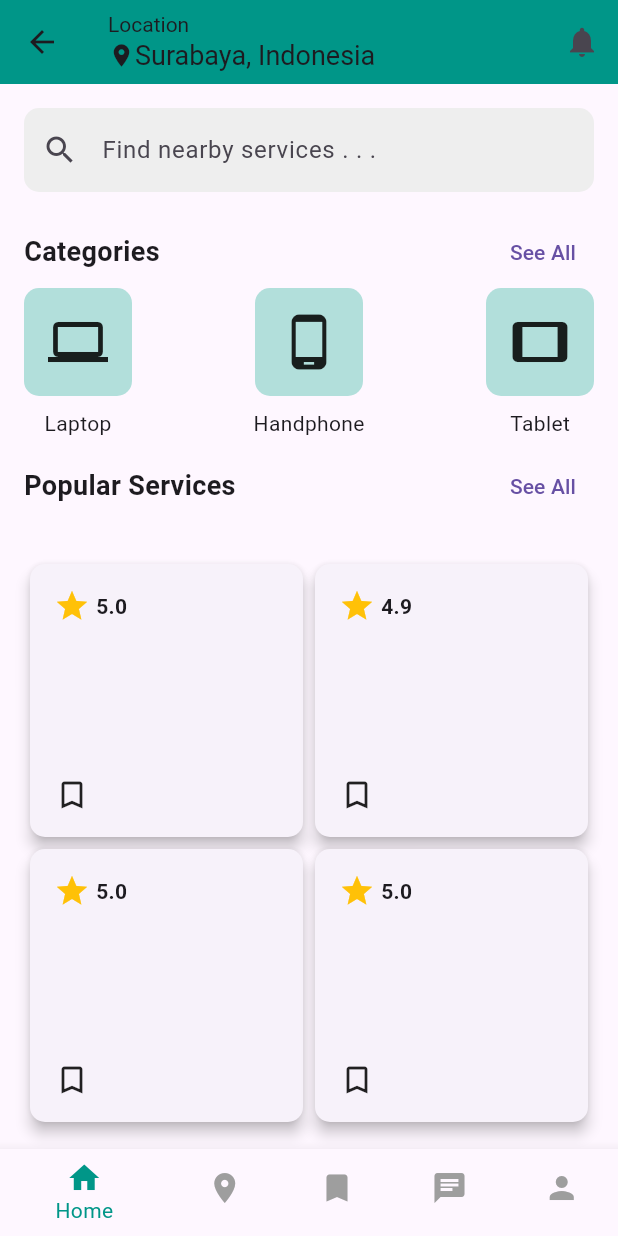
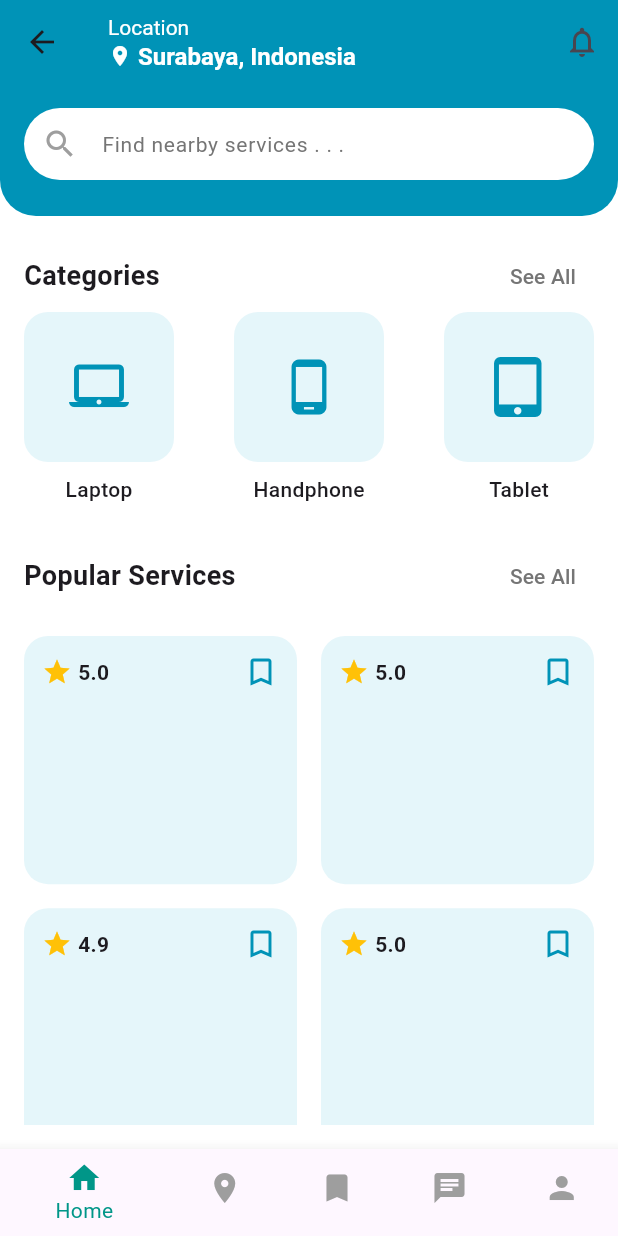
Before and after one commit to FebryDwiCahyo/reparin-mobile, a Flutter app: the HomeView screen opened by its route, on a phone screen of 412 x 824 dp. Run offline on Flutter 3.47's test engine with Material 3 defaults, Android fonts, the phone set to English and light mode, and no system bars; our stand-ins replace get, image_picker.

Commit message:
Minor change on dashboard UI.

```diff
--- a/lib/app/modules/home/views/home_view.dart
+++ b/lib/app/modules/home/views/home_view.dart
@@ -1,5 +1,4 @@
 import 'package:flutter/material.dart';
-
 import 'package:get/get.dart';
 import 'package:reparin_mobile/app/modules/navbar/views/navbar_view.dart';
 import '../controllers/home_controller.dart';
@@ -10,24 +9,40 @@ class HomeView extends GetView<HomeController> {
   @override
   Widget build(BuildContext context) {
     return Scaffold(
+      backgroundColor: Colors.white,
       appBar: AppBar(
         elevation: 0,
-        backgroundColor: Colors.teal,
+        backgroundColor: const Color(0xFF0093B7),
         title: Column(
           crossAxisAlignment: CrossAxisAlignment.start,
           children: [
-            const Text('Location', style: TextStyle(fontSize: 14)),
+            const Text(
+              'Location',
+              style: TextStyle(
+                fontSize: 14,
+                color: Colors.white,
+                fontWeight: FontWeight.normal,
+              ),
+            ),
             Row(
               children: const [
-                Icon(Icons.location_on, size: 18),
-                Text('Surabaya, Indonesia', style: TextStyle(fontSize: 18)),
+                Icon(Icons.location_on, size: 16, color: Colors.white),
+                SizedBox(width: 4),
+                Text(
+                  'Surabaya, Indonesia',
+                  style: TextStyle(
+                    fontSize: 16,
+                    color: Colors.white,
+                    fontWeight: FontWeight.bold,
+                  ),
+                ),
               ],
             ),
           ],
         ),
         actions: [
           IconButton(
-            icon: const Icon(Icons.notifications),
+            icon: const Icon(Icons.notifications_outlined),
             onPressed: () {},
           ),
         ],
@@ -35,131 +50,190 @@ class HomeView extends GetView<HomeController> {
       body: Column(
         crossAxisAlignment: CrossAxisAlignment.start,
         children: [
-          // Search bar
-          Padding(
-            padding: const EdgeInsets.all(16.0),
+          Container(
+            padding: const EdgeInsets.only(
+              left: 16,
+              right: 16,
+              top: 16,
+              bottom: 24,
+            ),
+            decoration: const BoxDecoration(
+              color: Color(0xFF0093B7),
+              borderRadius: BorderRadius.only(
+                bottomLeft: Radius.circular(24),
+                bottomRight: Radius.circular(24),
+              ),
+            ),
             child: TextField(
               decoration: InputDecoration(
                 hintText: 'Find nearby services . . .',
-                prefixIcon: const Icon(Icons.search),
+                hintStyle: TextStyle(
+                  color: Colors.grey[600],
+                  fontSize: 14,
+                ),
+                prefixIcon: const Icon(Icons.search, color: Colors.grey),
                 border: OutlineInputBorder(
-                  borderRadius: BorderRadius.circular(10),
+                  borderRadius: BorderRadius.circular(30),
                   borderSide: BorderSide.none,
                 ),
                 filled: true,
-                fillColor: Colors.grey[200],
+                fillColor: Colors.white,
+                contentPadding: const EdgeInsets.symmetric(vertical: 12),
               ),
             ),
           ),
-
-          // Categories Section
+          const SizedBox(height: 16),
           Padding(
-            padding: const EdgeInsets.symmetric(horizontal: 16.0),
+            padding: const EdgeInsets.symmetric(horizontal: 16),
             child: Row(
               mainAxisAlignment: MainAxisAlignment.spaceBetween,
               children: [
-                const Text('Categories',
-                    style:
-                        TextStyle(fontSize: 18, fontWeight: FontWeight.bold)),
-                TextButton(onPressed: () {}, child: const Text('See All')),
+                const Text(
+                  'Categories',
+                  style: TextStyle(
+                    fontSize: 18,
+                    fontWeight: FontWeight.bold,
+                  ),
+                ),
+                TextButton(
+                  onPressed: () {},
+                  child: Text(
+                    'See All',
+                    style: TextStyle(
+                      color: Colors.grey[600],
+                      fontSize: 14,
+                    ),
+                  ),
+                ),
               ],
             ),
           ),
           Padding(
-            padding: const EdgeInsets.symmetric(horizontal: 16.0),
+            padding: const EdgeInsets.symmetric(horizontal: 16),
             child: Row(
               mainAxisAlignment: MainAxisAlignment.spaceBetween,
               children: [
-                _buildCategoryCard(context, 'Laptop', Icons.laptop),
-                _buildCategoryCard(context, 'Handphone', Icons.phone_android),
-                _buildCategoryCard(context, 'Tablet', Icons.tablet),
+                _buildCategoryCard('Laptop', Icons.laptop_mac),
+                _buildCategoryCard('Handphone', Icons.phone_android),
+                _buildCategoryCard('Tablet', Icons.tablet_mac),
               ],
             ),
           ),
-
-          // Popular Services Section
+          const SizedBox(height: 24),
           Padding(
-            padding:
-                const EdgeInsets.symmetric(horizontal: 16.0, vertical: 8.0),
+            padding: const EdgeInsets.symmetric(horizontal: 16),
             child: Row(
               mainAxisAlignment: MainAxisAlignment.spaceBetween,
               children: [
-                const Text('Popular Services',
-                    style:
-                        TextStyle(fontSize: 18, fontWeight: FontWeight.bold)),
-                TextButton(onPressed: () {}, child: const Text('See All')),
+                const Text(
+                  'Popular Services',
+                  style: TextStyle(
+                    fontSize: 18,
+                    fontWeight: FontWeight.bold,
+                  ),
+                ),
+                TextButton(
+                  onPressed: () {},
+                  child: Text(
+                    'See All',
+                    style: TextStyle(
+                      color: Colors.grey[600],
+                      fontSize: 14,
+                    ),
+                  ),
+                ),
               ],
             ),
           ),
           Expanded(
+            child: Padding(
+              padding: const EdgeInsets.all(16),
               child: GridView.count(
                 crossAxisCount: 2,
-              padding: const EdgeInsets.all(16.0),
+                mainAxisSpacing: 16,
+                crossAxisSpacing: 16,
+                childAspectRatio: 1.1,
                 children: [
-                _buildPopularServiceCard(context, rating: 5.0),
-                _buildPopularServiceCard(context, rating: 4.9),
-                _buildPopularServiceCard(context, rating: 5.0),
-                _buildPopularServiceCard(context, rating: 5.0),
+                  _buildServiceCard(5.0),
+                  _buildServiceCard(5.0),
+                  _buildServiceCard(4.9),
+                  _buildServiceCard(5.0),
                 ],
+              ),
             ),
           ),
         ],
       ),
-      bottomNavigationBar:
-          const CustomBottomNavigationBar(), // Use Custom BottomNavigationBar here
+      bottomNavigationBar: const CustomBottomNavigationBar(), // Kept the original custom navigation bar
     );
   }
 
-  // Widget for category card
-  Widget _buildCategoryCard(BuildContext context, String title, IconData icon) {
-    return GestureDetector(
-      onTap: () {},
-      child: Column(
+  Widget _buildCategoryCard(String title, IconData icon) {
+    return Column(
       children: [
         Container(
+          width: 100,
+          height: 100,
           decoration: BoxDecoration(
-              color: Colors.teal.shade100,
-              borderRadius: BorderRadius.circular(10),
+            color: const Color(0xFFE5F6FA),
+            borderRadius: BorderRadius.circular(16),
           ),
-            padding: const EdgeInsets.all(16),
-            child: Icon(icon, size: 40),
+          child: Icon(
+            icon,
+            size: 40,
+            color: const Color(0xFF0093B7),
+          ),
         ),
         const SizedBox(height: 8),
-          Text(title),
+        Text(
+          title,
+          style: const TextStyle(
+            fontSize: 14,
+            fontWeight: FontWeight.w500,
+          ),
+        ),
+      ],
+    );
+  }
+
+  Widget _buildServiceCard(double rating) {
+    return Container(
+      decoration: BoxDecoration(
+        color: const Color(0xFFE5F6FA),
+        borderRadius: BorderRadius.circular(16),
+      ),
+      padding: const EdgeInsets.all(12),
+      child: Column(
+        crossAxisAlignment: CrossAxisAlignment.start,
+        children: [
+          Row(
+            mainAxisAlignment: MainAxisAlignment.spaceBetween,
+            children: [
+              Row(
+                children: [
+                  const Icon(
+                    Icons.star,
+                    color: Colors.amber,
+                    size: 20,
+                  ),
+                  const SizedBox(width: 4),
+                  Text(
+                    rating.toString(),
+                    style: const TextStyle(
+                      fontWeight: FontWeight.bold,
+                      fontSize: 14,
+                    ),
+                  ),
+                ],
+              ),
+              const Icon(
+                Icons.bookmark_border,
+                color: Color(0xFF0093B7),
+              ),
+            ],
+          ),
         ],
       ),
     );
   }
-
-  // Widget for popular services card
-  Widget _buildPopularServiceCard(BuildContext context,
-      {required double rating}) {
-    return GestureDetector(
-      onTap: () {},
-      child: Card(
-        elevation: 4,
-        shape: RoundedRectangleBorder(
-          borderRadius: BorderRadius.circular(10),
-        ),
-        child: Padding(
-          padding: const EdgeInsets.all(16.0),
-          child: Column(
-            crossAxisAlignment: CrossAxisAlignment.start,
-            children: [
-              Row(
-                children: [
-                  const Icon(Icons.star, color: Colors.amber),
-                  const SizedBox(width: 4),
-                  Text(rating.toString(),
-                      style: const TextStyle(fontWeight: FontWeight.bold)),
-                ],
-              ),
-              const Spacer(),
-              const Icon(Icons.bookmark_border),
-            ],
-          ),
-        ),
-      ),
-    );
 }
-}
```
Lines whose indentation alone changed are shown as unchanged.
